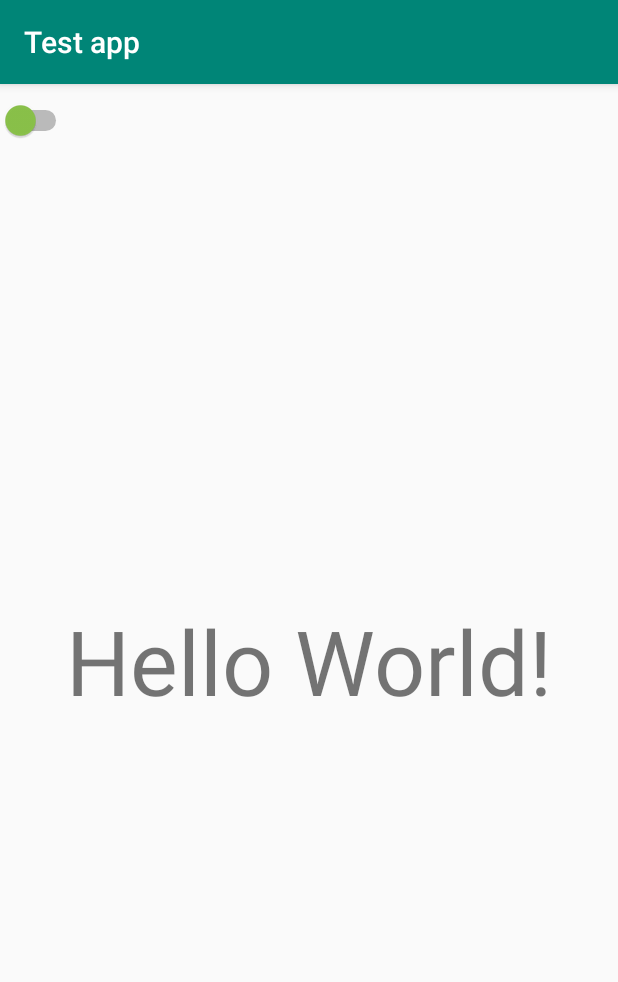
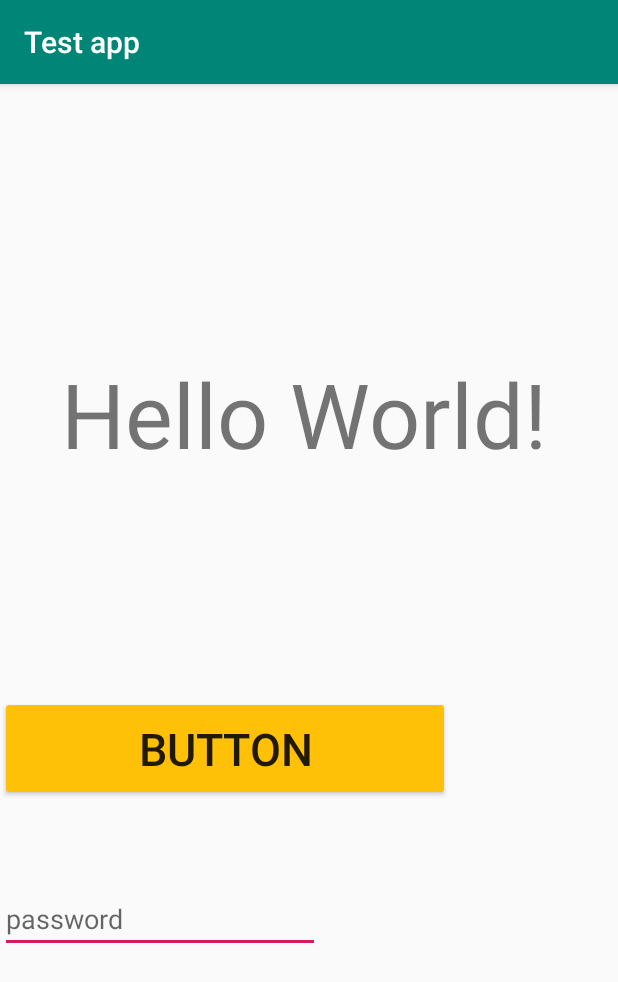
Before and after one commit to sher-machine/first-app, an Android app: the screen it shows after launch (MainActivity), on a phone screen of 412 x 824 dp. Shown: the top 982 px of the screen. Run offline under Robolectric (Android 15) with nearby library versions, the phone set to English and light mode, and no system bars.

Commit message:
button and tips

```diff
--- a/app/src/main/java/com/example/testapp/MainActivity.java
+++ b/app/src/main/java/com/example/testapp/MainActivity.java
@@ -2,13 +2,40 @@ package com.example.testapp;
 
 import androidx.appcompat.app.AppCompatActivity;
 
+import android.view.View;
+import android.widget.Button;
 import android.os.Bundle;
+import android.widget.EditText;
+import android.widget.Toast;
+
+import static android.widget.Toast.LENGTH_LONG;
 
 public class MainActivity extends AppCompatActivity {
+
+    private Button btn;
+    private EditText pass;
 
     @Override
     protected void onCreate(Bundle savedInstanceState) {
         super.onCreate(savedInstanceState);
         setContentView(R.layout.activity_main);
+        onButtonClick();
     }
+
+    public void onButtonClick(){
+        pass = (EditText)findViewById(R.id.editText);
+        btn = (Button)findViewById(R.id.but1);
+        btn.setOnClickListener(
+                new View.OnClickListener(){
+                    @Override
+                    public void onClick(View v) {
+                        Toast.makeText(                //Всплывающее окно
+                                MainActivity.this, pass.getText(), LENGTH_LONG
+                        ).show();                   // метод, который покажет всплвающее окно
+                    }
+                }
+        );
+    }
+
+
 }
--- a/app/src/main/res/layout/activity_main.xml
+++ b/app/src/main/res/layout/activity_main.xml
@@ -9,23 +9,46 @@
     <TextView
         android:layout_width="wrap_content"
         android:layout_height="wrap_content"
+        android:layout_marginTop="179dp"
         android:backgroundTint="#FFEB3B"
         android:text="Hello World!"
         android:textSize="60sp"
         app:layout_constraintBottom_toBottomOf="parent"
+        app:layout_constraintHorizontal_bias="0.459"
         app:layout_constraintLeft_toLeftOf="parent"
         app:layout_constraintRight_toRightOf="parent"
-        app:layout_constraintTop_toTopOf="parent" />
+        app:layout_constraintTop_toTopOf="parent"
+        app:layout_constraintVertical_bias="0.0" />
 
-    <Switch
-        android:id="@+id/switch1"
+    <Button
+        android:id="@+id/but1"
+        android:layout_width="300dp"
+        android:layout_height="70dp"
+        android:layout_marginTop="408dp"
+        android:backgroundTint="#FFC107"
+        android:text="Button"
+        android:textSize="30sp"
+        app:layout_constraintTop_toTopOf="parent"
+        tools:layout_editor_absoluteX="166dp" />
+
+    <TextView
+        android:id="@+id/text1"
+        android:layout_width="150dp"
+        android:layout_height="50dp"
+        android:layout_marginTop="335dp"
+        app:layout_constraintTop_toTopOf="parent"
+        tools:layout_editor_absoluteX="241dp" />
+
+    <EditText
+        android:id="@+id/editText"
         android:layout_width="wrap_content"
         android:layout_height="wrap_content"
-        android:scrollbarSize="8dp"
-        android:textSize="36sp"
-        android:textStyle="normal"
-        android:thumbTint="#8BC34A"
-        tools:layout_editor_absoluteX="427dp"
-        tools:layout_editor_absoluteY="107dp" />
+        android:layout_marginTop="534dp"
+        android:ems="10"
+        android:hint="password"
+        android:inputType="textPassword"
+        android:visibility="visible"
+        app:layout_constraintTop_toTopOf="parent"
+        tools:layout_editor_absoluteX="207dp" />
 
 </androidx.constraintlayout.widget.ConstraintLayout>
```
